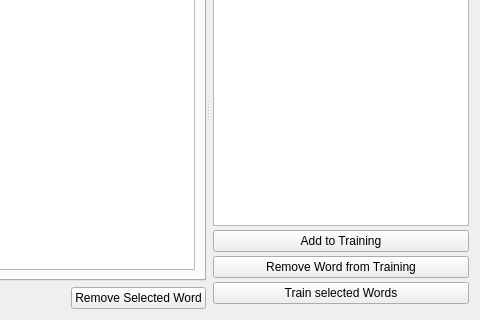
Before: the Qt Designer form simon/src/simonmodelmanagementui/vocabulary.ui in KDE/simon, drawn with Qt 5; both pictures show x 327 to 807 and y 105 to 425 of the 807 by 425 pixel window.
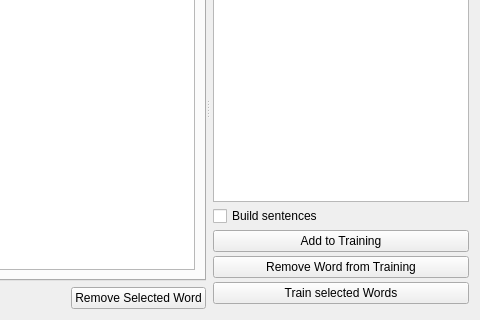
After: the same form once the commit is applied. Custom widgets are drawn as their Qt base class.

```diff
--- a/simon/src/simonmodelmanagementui/vocabulary.ui
+++ b/simon/src/simonmodelmanagementui/vocabulary.ui
@@ -227,6 +227,14 @@
          </property>
         </widget>
        </item>
+       <item>
+        <widget class="QCheckBox" name="cbBuildSentences">
+         <property name="text">
+          <string>Build sentences</string>
+         </property>
+        </widget>
+       </item>
+
        <item>
         <widget class="KPushButton" name="pbAddToTraining">
          <property name="text">
```
